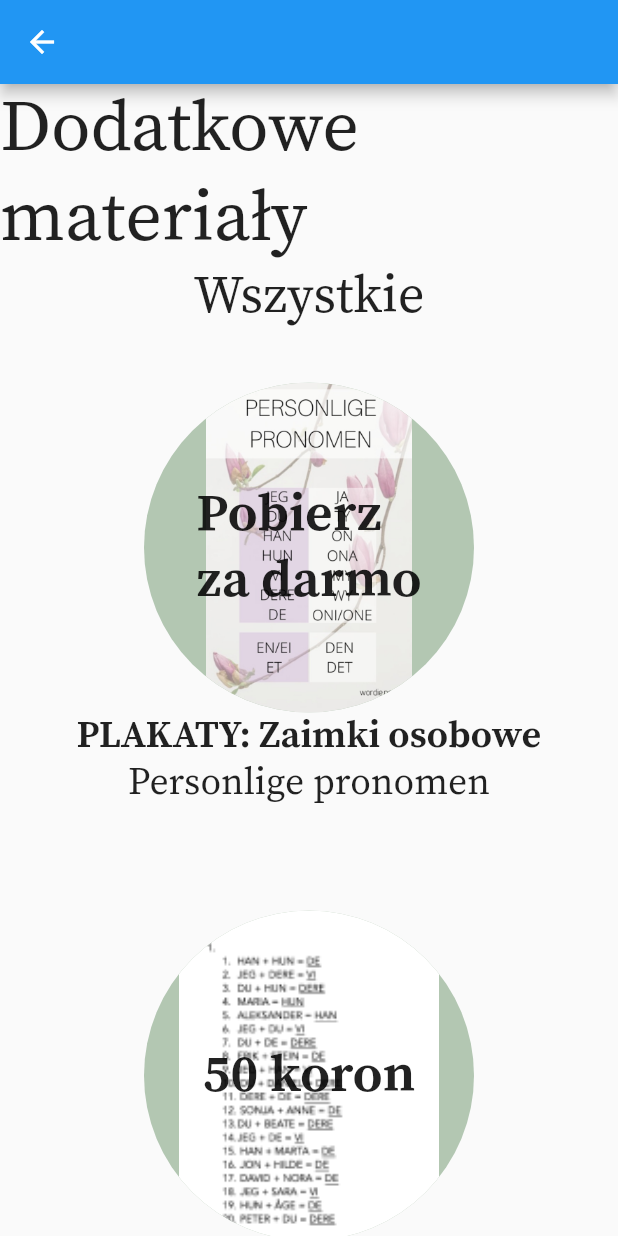
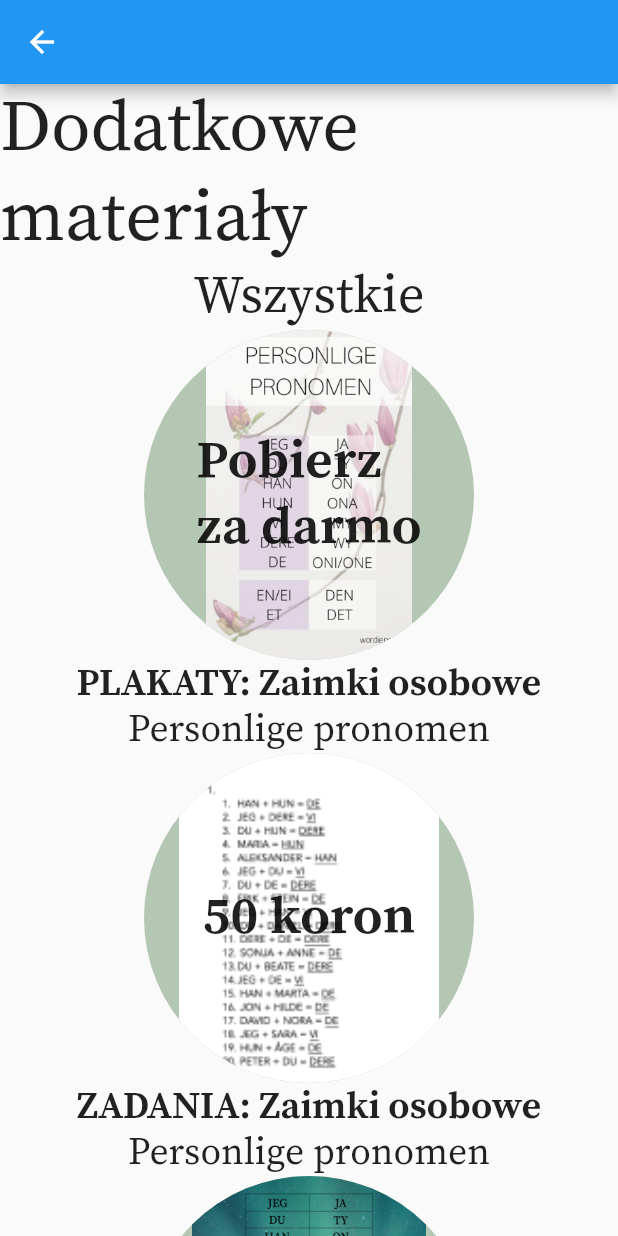
Before and after one commit to McTonderski/Wordie, a Flutter app: the screen it shows after launch, after a tap on "Wszystkie", on a phone screen of 412 x 824 dp. Run offline on Flutter 3.47's test engine with Material 2 defaults, Android fonts, the phone set to English and light mode, and no system bars.

```diff
--- a/lib/additional_content.dart
+++ b/lib/additional_content.dart
@@ -10,10 +10,32 @@ class AddonPage extends StatefulWidget{
 }
 
 class _AddonPageState extends State<AddonPage>{
+Widget addon(textIn) {
+
+    return Padding(
+      padding: EdgeInsets.symmetric(horizontal:100,vertical: 30),
+    child: ClipOval(
+
+                  child:Container(
+                    width: 220,
+                    height: 220,
+                    color: Color.fromARGB(110, 85, 131, 84),
+                    //decoration
+                    child: FlatButton(
+                      child: Text(
+                        textIn,
+                        style: TextStyle(fontSize: 35,fontFamily: 'SourceSerifPro',),),
+                      onPressed: (){Navigator.push(context,MaterialPageRoute(builder:(context)=>AllAddonPage()));},
+                    ),)
+                ,));
+  }
+
   Widget build(BuildContext context){
     return Scaffold
     (appBar: AppBar(),
     body: Center(
+      child: SingleChildScrollView(
+        scrollDirection: Axis.vertical,
       child: Column(
         mainAxisAlignment: MainAxisAlignment.spaceEvenly,
         children: <Widget>[
@@ -23,44 +45,42 @@ class _AddonPageState extends State<AddonPage>{
               fontSize: 48,
               fontFamily: 'SourceSerifPro',
             ),),
-          Center(
-            child: Row(
-              mainAxisAlignment: MainAxisAlignment.spaceEvenly,
-              children: <Widget>[
+          Center(child: LayoutBuilder(builder: (context, constraints) {
+              if (constraints.maxWidth > 600) {
+                return SingleChildScrollView(
+                    scrollDirection: Axis.horizontal,
+                    child: Row(
+                        mainAxisAlignment: MainAxisAlignment.spaceEvenly,
+                        children: <Widget>[
 
-                ClipOval(
+                addon('Wszystkie'),
+                addon('Darmowe')
+              ]));
+              } else {
+                return SingleChildScrollView(
+                    scrollDirection: Axis.vertical,
+                    child: Column(
 
-                  child:Container(
-                    width: 220,
-                    height: 220,
-                    color: Color.fromARGB(110, 85, 131, 84),
-                    //decoration
-                    child: FlatButton(
-                      child: Text(
-                        'Wszystkie',
-                        style: TextStyle(fontSize: 35,fontFamily: 'SourceSerifPro',),),
-                      onPressed: (){Navigator.push(context,MaterialPageRoute(builder:(context)=>AllAddonPage()));},
-                    ),)
-                ,),
-                ClipOval(
-                  child:Container(
-                    width: 220,
-                    height: 220,
-                    color: Color.fromARGB(110, 85, 131, 84),
-                    //decoration
-                    child: FlatButton(
-                      child: Text(
-                        'Darmowe',
-                      style: TextStyle(fontSize: 35,fontFamily: 'SourceSerifPro',),),
-                      onPressed: (){},
-                    ),)
-                ,)
-              ],
-            ),
+                        mainAxisAlignment: MainAxisAlignment.start,
+                        children: <Widget>[
+
+                addon('Wszystkie'),
+                addon('Darmowe')
+              ]));
+              }
+            })
+            // child: Row(
+            //   mainAxisAlignment: MainAxisAlignment.spaceEvenly,
+            //   children: <Widget>[
+
+            //     addon('Wszystkie'),
+            //     addon('Darmowe')
+            //   ],
+            // ),
           )
         ],
       ),
       ),
-      );
+      ));
   }
 }
--- a/lib/all_addon.dart
+++ b/lib/all_addon.dart
@@ -11,7 +11,7 @@ class AllAddonPage extends StatefulWidget {
 class _AllAddonPageState extends State<AllAddonPage> {
   Widget addon(imagePath, textIn, textMain, textSec) {
     return Container(
-      padding: const EdgeInsets.all(35.0),
+      padding: const EdgeInsets.symmetric(horizontal: 35),
       child: Column(
         children: <Widget>[
           ClipOval(
@@ -68,6 +68,8 @@ class _AllAddonPageState extends State<AllAddonPage> {
     return Scaffold(
       appBar: AppBar(),
       body: Center(
+          child: SingleChildScrollView(
+        scrollDirection: Axis.vertical,
         child: Column(
           mainAxisAlignment: MainAxisAlignment.spaceEvenly,
           children: <Widget>[
@@ -100,13 +102,13 @@ class _AllAddonPageState extends State<AllAddonPage> {
                 return SingleChildScrollView(
                     scrollDirection: Axis.vertical,
                     child: Column(
-                        mainAxisAlignment: MainAxisAlignment.spaceEvenly,
+                        mainAxisAlignment: MainAxisAlignment.start,
                         children: addons()));
               }
             }))
           ],
         ),
-      ),
+      )),
     );
   }
 }
```
